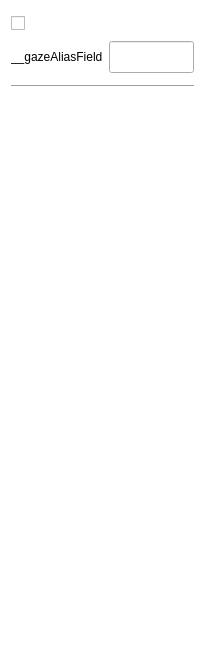
This is creator-pluginScreenplay/res/screenplayAgentInspector.ui in VRMakerTeam/VRMaker as Qt 5 draws it before an edit. The edited form follows.
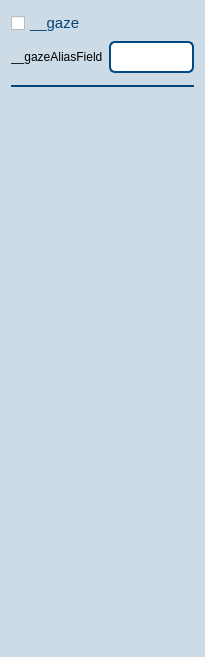
This is the edited form.

The edit to the form file:
```diff
--- a/creator-pluginScreenplay/res/screenplayAgentInspector.ui
+++ b/creator-pluginScreenplay/res/screenplayAgentInspector.ui
@@ -15,11 +15,11 @@
   </property>
   <property name="styleSheet">
    <string notr="true">QWidget#ScreenplayAgentInspectorUI{
-	background: transparent;
+	background: #cddbe6;
 }
 
 QCheckBox {
-	color: rgb(255, 255, 255);
+	color: #054479;
 	font: 11pt;
 }
 
@@ -29,7 +29,20 @@
 	min-width:86;
 	min-height:32;
 	max-height:32;
-	color: rgb(255, 255, 255);
+	color: #054479;
+}
+
+QWidget#line {
+	background: #054479;
+}
+
+
+QLineEdit {
+    border: 2px solid #004882;
+    border-radius: 6px;
+    padding: 0 8px;
+    background: white;
+    selection-background-color: darkgray;
 }</string>
   </property>
   <layout class="QVBoxLayout" name="verticalLayout">
@@ -107,9 +120,18 @@
        </widget>
       </item>
       <item>
-       <widget class="Line" name="line">
-        <property name="orientation">
-         <enum>Qt::Horizontal</enum>
+       <widget class="QWidget" name="line" native="true">
+        <property name="minimumSize">
+         <size>
+          <width>0</width>
+          <height>2</height>
+         </size>
+        </property>
+        <property name="maximumSize">
+         <size>
+          <width>16777215</width>
+          <height>2</height>
+         </size>
         </property>
        </widget>
       </item>
```
